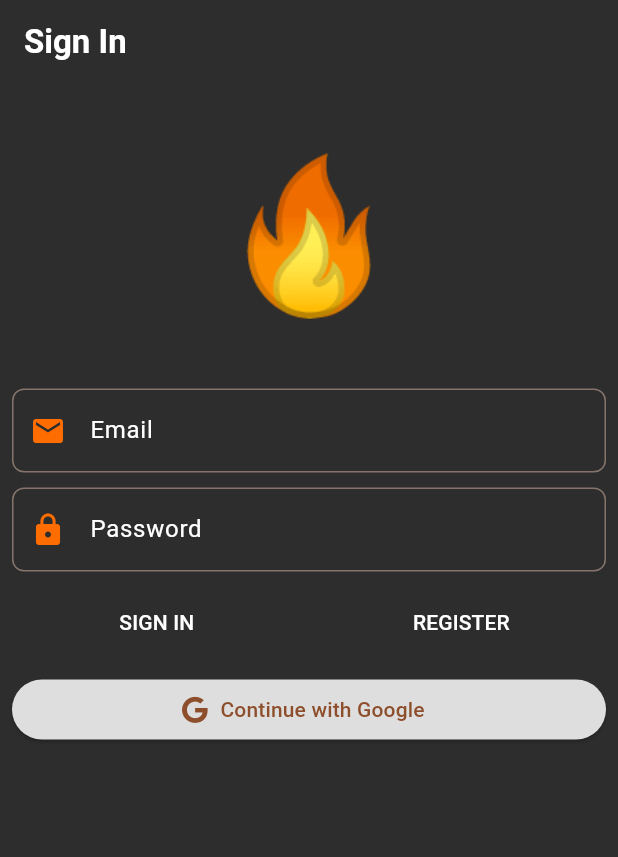
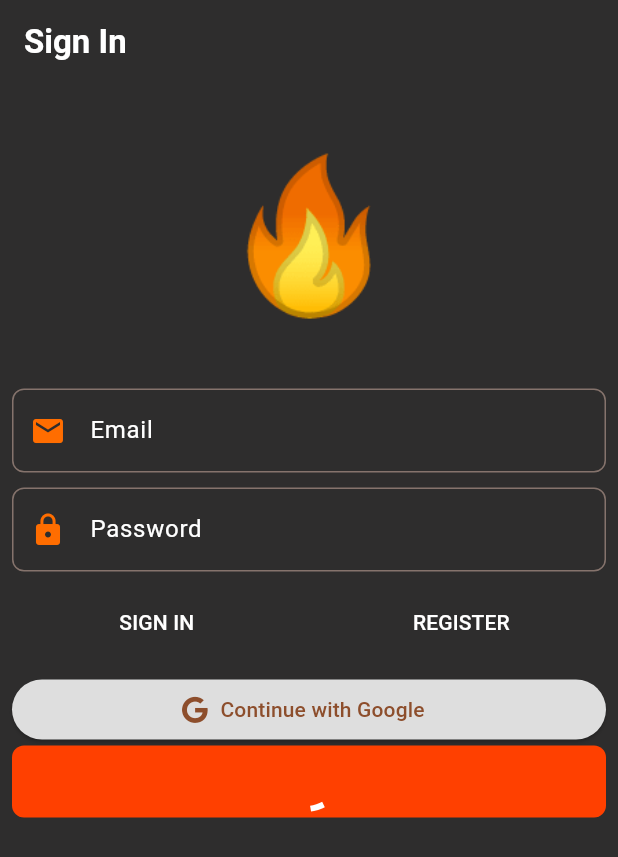
Before and after one commit to All-Khwarizmi/recal, a Flutter app: the screen it shows after launch, on a phone screen of 412 x 824 dp. Shown: the top 857 px of the screen. Run offline on Flutter 3.47's test engine with Material 2 defaults, Android fonts, the phone set to English and light mode, and no system bars; our stand-ins replace bloc, cloud_firestore, dartz, equatable, firebase_auth, firebase_core and 12 more; missing offline and left inert: firebase_ui_auth, workmanager; accounts and stored records are empty; generated files the repository leaves out were written again.

Commit message:
📦 NEW: Add RecButton to design system

```diff
--- a/lib/presentation/core/design/app_colors.dart
+++ b/lib/presentation/core/design/app_colors.dart
@@ -1,6 +1,7 @@
 import 'package:flutter/material.dart';
 
-const Color kcPrimaryColor = Color(0xFFFF6D00);
+const Color kcPrimaryColor = Color.fromARGB(255, 255, 64, 0);
+const Color kcPrimaryColorBis = Color.fromARGB(255, 250, 154, 82);
 const Color kcMediumGreyColor = Color(0xff868686);
 const Color kcDarkGreyColor = Color.fromRGBO(87, 86, 86, 1);
 const Color kcLightGreyColor = Color(0xffe5e5e5);
--- /dev/null
+++ b/lib/presentation/core/design/widgets/rec_button.dart
@@ -0,0 +1,38 @@
+import 'package:flutter/material.dart';
+import 'package:recal_mobile2/presentation/core/design/rec_barel.dart';
+
+class RecButton extends StatelessWidget {
+  const RecButton({
+    super.key,
+    required this.title,
+    this.disabled = false,
+    this.busy = false,
+  });
+  final String title;
+  final bool disabled;
+  final bool busy;
+
+  @override
+  Widget build(BuildContext context) {
+    return GestureDetector(
+      child: AnimatedContainer(
+        duration: const Duration(milliseconds: 350),
+        width: double.infinity,
+        height: 48,
+        alignment: Alignment.center,
+        decoration: BoxDecoration(
+          color: disabled ? kcDarkGreyColor : kcPrimaryColor,
+          borderRadius: BorderRadius.circular(8.0),
+        ),
+        child: !busy
+            ? RecText.body(
+                title,
+                color: Colors.white,
+              )
+            : const CircularProgressIndicator(
+                valueColor: AlwaysStoppedAnimation(Colors.white),
+              ),
+      ),
+    );
+  }
+}
--- a/lib/presentation/core/design/widgets/rec_text.dart
+++ b/lib/presentation/core/design/widgets/rec_text.dart
@@ -12,7 +12,8 @@ class RecText extends StatelessWidget {
   const RecText.headlineStyle(this.text) : style = headlineStyle;
   const RecText.subheadingStyle(this.text) : style = subheadingStyle;
   const RecText.captionStyle(this.text) : style = captionStyle;
-   RecText.body(this.text, {Color color = kcMediumGreyColor}) : style = bodyStyle.copyWith(color: color);
+  RecText.body(this.text, {Color color = kcMediumGreyColor})
+      : style = bodyStyle.copyWith(color: color);
 
   @override
   Widget build(BuildContext context) {
--- a/lib/presentation/sign_in/widgets/sign_in_form.dart
+++ b/lib/presentation/sign_in/widgets/sign_in_form.dart
@@ -4,9 +4,10 @@ import 'package:font_awesome_flutter/font_awesome_flutter.dart';
 import 'package:go_router/go_router.dart';
 import 'package:recal_mobile2/Legacy/utils/logger.dart';
 import 'package:recal_mobile2/application/auth/authentication_bloc/authentication_bloc.dart';
-import 'package:recal_mobile2/application/auth/bloc/auth_bloc.dart';
 import 'package:recal_mobile2/application/auth/sign_in_form/sign_in_form_bloc.dart';
 import 'package:recal_mobile2/presentation/core/design/theme.dart';
+
+import '../../core/design/widgets/rec_button.dart';
 
 class SignInForm extends StatelessWidget {
   const SignInForm({super.key});
@@ -157,7 +158,11 @@ class SignInForm extends StatelessWidget {
                   onPressed: () => authBloc
                       .add(const SignInFormEvent.signInWithGooglePressed()),
                   label: const Text('Continue with Google'),
-                )
+                ),
+                const RecButton(
+                  title: 'SIGN IN',
+                  busy: true,
+                ),
               ],
             ),
           ),
```
Also changed, not shown: lib/presentation/auth/widgets/login_form.dart (+6 -7 lines).
